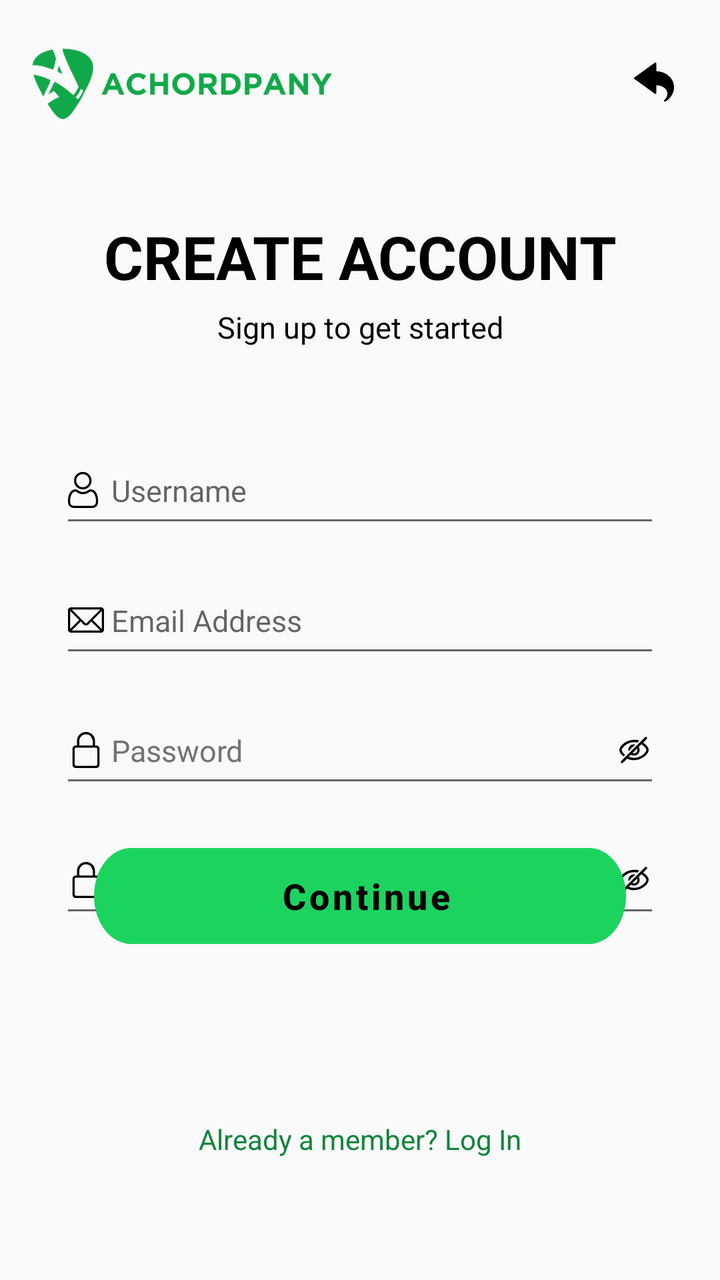
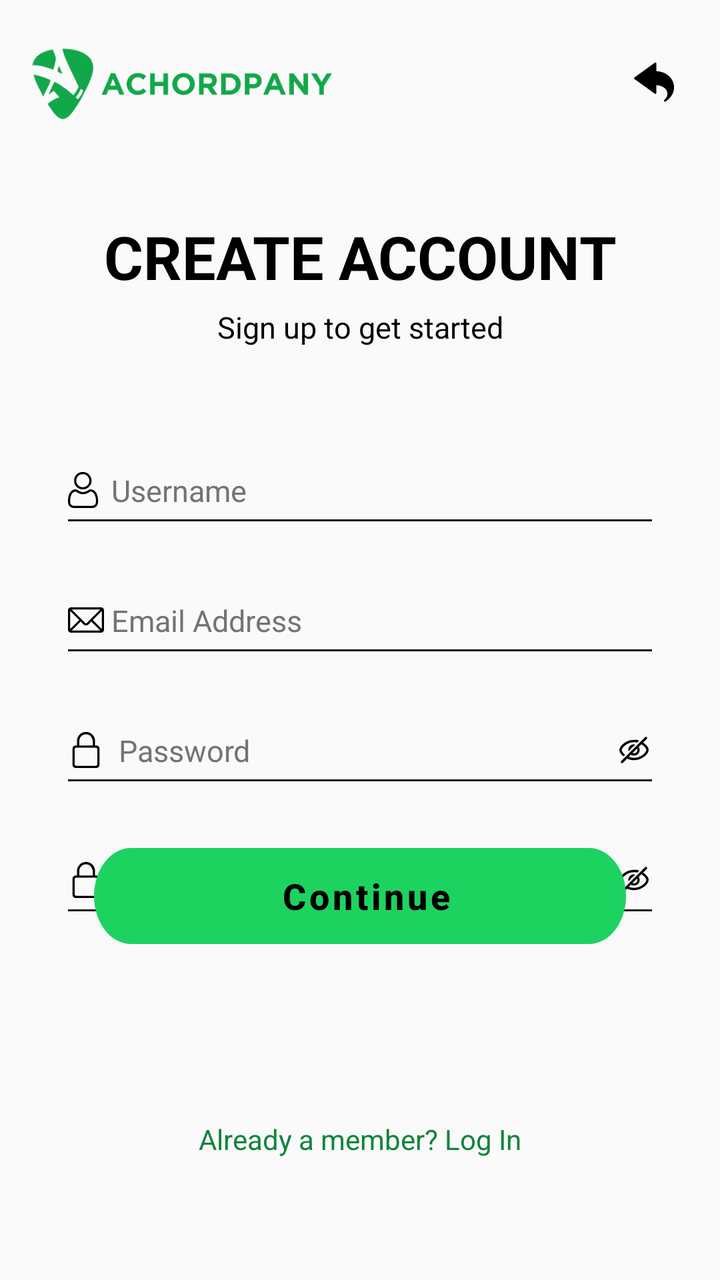

An Android layout rendered at two revisions. The XML below is the earlier revision; the diff shows what the commit changed to produce the second picture.
<!-- AndroidManifest.xml: application theme Theme.Achordpany -->
<!-- res/layout/fragment_signup_step1.xml -->
<?xml version="1.0" encoding="utf-8"?>
<androidx.constraintlayout.widget.ConstraintLayout
    xmlns:android="http://schemas.android.com/apk/res/android"
    xmlns:app="http://schemas.android.com/apk/res-auto"
    xmlns:tools="http://schemas.android.com/tools"
    android:layout_width="match_parent"
    android:layout_height="match_parent"
    android:background="@color/background_light"
    tools:context="com.example.achordpany.MainActivity">

    
    <RelativeLayout
        android:id="@+id/headerLayout"
        android:layout_width="match_parent"
        android:layout_height="wrap_content"
        android:padding="6dp"
        app:layout_constraintTop_toTopOf="parent">

        
        <ImageView
            android:id="@+id/logoImageView"
            android:layout_width="150dp"
            android:layout_height="70dp"
            android:layout_marginStart="10dp"
            android:contentDescription="Logo"
            android:src="@drawable/logo_light"
            tools:ignore="HardcodedText" />

        
        <ImageButton
            android:id="@+id/btnBack"
            android:layout_width="36dp"
            android:layout_height="36dp"
            android:layout_marginEnd="9dp"
            android:layout_alignParentEnd="true"
            android:layout_centerVertical="true"
            android:background="?attr/selectableItemBackgroundBorderless"
            android:contentDescription="@string/back"
            android:scaleType="centerInside"
            android:padding="8dp"
            android:src="@drawable/ic_return_black_36dp"/>
    </RelativeLayout>

    

    

    
    <TextView
        android:id="@+id/heading1"
        android:layout_width="wrap_content"
        android:layout_height="wrap_content"
        android:layout_marginTop="108dp"
        android:text="CREATE ACCOUNT"
        android:textSize="30sp"
        android:textStyle="bold"
        android:textColor="@android:color/black"
        app:layout_constraintStart_toStartOf="parent"
        app:layout_constraintEnd_toEndOf="parent"
        app:layout_constraintTop_toTopOf="parent"
        tools:ignore="HardcodedText" />

    
    <TextView
        android:id="@+id/heading2"
        android:layout_width="wrap_content"
        android:layout_height="wrap_content"
        android:layout_marginTop="5dp"
        android:text="Sign up to get started"
        android:textSize="15sp"
        android:textColor="@android:color/black"
        app:layout_constraintStart_toStartOf="parent"
        app:layout_constraintEnd_toEndOf="parent"
        app:layout_constraintTop_toBottomOf="@id/heading1"
        tools:ignore="HardcodedText"
        tools:layout_editor_absoluteY="220dp" />

    
    <EditText
        android:id="@+id/usernameText"
        android:layout_width="300dp"
        android:layout_height="50dp"
        android:layout_marginTop="45dp"
        android:drawableStart="@drawable/ic_user_black"
        android:hint=" Username"
        android:importantForAutofill="no"
        android:inputType="text"
        android:textColor="#737373"
        android:textSize="15sp"
        app:layout_constraintEnd_toEndOf="parent"
        app:layout_constraintStart_toStartOf="parent"
        app:layout_constraintTop_toBottomOf="@id/heading2"
        tools:ignore="HardcodedText" />

    
    <EditText
        android:id="@+id/emailAddressText"
        android:layout_width="300dp"
        android:layout_height="50dp"
        android:layout_marginTop="15dp"
        android:drawableStart="@drawable/ic_email_black"
        android:hint=" Email Address"
        android:importantForAutofill="no"
        android:inputType="textEmailAddress"
        android:textColor="#737373"
        android:textSize="15sp"
        app:layout_constraintEnd_toEndOf="parent"
        app:layout_constraintStart_toStartOf="parent"
        app:layout_constraintTop_toBottomOf="@id/usernameText"
        tools:ignore="HardcodedText" />

    
    <EditText
        android:id="@+id/passwordText"
        android:layout_width="300dp"
        android:layout_height="50dp"
        android:layout_marginTop="15dp"
        android:drawableStart="@drawable/ic_lock_black"
        android:drawableEnd="@drawable/ic_eyehide_black"
        android:importantForAutofill="no"
        android:inputType="textVisiblePassword"
        android:text=" Password"
        android:textColor="#737373"
        android:textSize="15sp"
        app:layout_constraintEnd_toEndOf="parent"
        app:layout_constraintStart_toStartOf="parent"
        app:layout_constraintTop_toBottomOf="@id/emailAddressText"
        tools:ignore="HardcodedText" />

    
    <EditText
        android:id="@+id/confirmPasswordText"
        android:layout_width="300dp"
        android:layout_height="50dp"
        android:layout_marginTop="15dp"
        android:drawableStart="@drawable/ic_lock_black"
        android:drawableEnd="@drawable/ic_eyehide_black"
        android:importantForAutofill="no"
        android:inputType="textVisiblePassword"
        android:text=" Confirm Password"
        android:textColor="#737373"
        android:textSize="15sp"
        app:layout_constraintEnd_toEndOf="parent"
        app:layout_constraintStart_toStartOf="parent"
        app:layout_constraintTop_toBottomOf="@id/passwordText"
        tools:ignore="HardcodedText" />

    
    <Button
        android:id="@+id/btnContinue"
        style="@style/RoundedButtonStyle"
        android:layout_marginStart="70dp"
        android:layout_marginEnd="70dp"
        android:layout_marginBottom="168dp"
        android:text=" Continue"
        android:textSize="18sp"
        android:textStyle="bold"
        android:textAllCaps="false"
        android:textColor="@color/black"
        app:layout_constraintBottom_toBottomOf="parent"
        app:layout_constraintStart_toStartOf="parent"
        app:layout_constraintEnd_toEndOf="parent"
        tools:ignore="HardcodedText" />

    
    <TextView
        android:id="@+id/textHaveAccount"
        android:layout_width="wrap_content"
        android:layout_height="wrap_content"
        android:layout_marginTop="88dp"
        android:clickable="true"
        android:focusable="true"
        android:importantForAccessibility="yes"
        android:text="Already a member? Log In"
        android:textColor="#FF11843C"
        android:textSize="14sp"
        app:layout_constraintStart_toStartOf="parent"
        app:layout_constraintEnd_toEndOf="parent"
        app:layout_constraintTop_toBottomOf="@id/btnContinue"
        tools:ignore="HardcodedText,ContentDescription,LabelFor,TextSizeCheck" />

</androidx.constraintlayout.widget.ConstraintLayout>
<!-- resources referenced by this layout -->
<resources>
  <color name="background_light">#FFFAFAFA</color>
  <color name="black">#FF000000</color>
  <!-- drawable ic_email_black: vector/xml drawable (drawable, 8587 chars, omitted) -->
  <!-- drawable ic_eyehide_black: vector/xml drawable (drawable, 6721 chars, omitted) -->
  <!-- drawable ic_lock_black: vector/xml drawable (drawable, 6104 chars, omitted) -->
  <!-- drawable ic_return_black_36dp: vector/xml drawable (drawable, 4055 chars, omitted) -->
  <!-- drawable ic_user_black: vector/xml drawable (drawable, 4708 chars, omitted) -->
  <!-- drawable logo_light: png bitmap (drawable, 13407 bytes) -->
  <string name="back">Back</string>
  <style name="RoundedButtonStyle">
          <item name="android:background">@drawable/btn_login_light</item>
          <item name="android:textColor">#FFFFFF</item> 
          <item name="android:textSize">16sp</item> 
          <item name="android:layout_width">wrap_content</item>
          <item name="android:layout_height">wrap_content</item>
      </style>
  <style name="Theme.Achordpany" parent="Theme.MaterialComponents.DayNight.NoActionBar">
          
          <item name="android:windowBackground">@color/background_light</item>
          
          <item name="colorPrimary">@color/light_green</item>
          <item name="colorPrimaryVariant">@color/light_green_700</item>
          <item name="colorOnPrimary">@color/text_dark</item>
          
          <item name="colorSecondary">@color/dark_green_200</item>
          <item name="colorSecondaryVariant">@color/dark_green_700</item>
          <item name="colorOnSecondary">@color/text_dark</item>
          
          <item name="android:statusBarColor">?attr/colorPrimaryVariant</item>
          
          <item name="bottomNavigationStyle">@style/Widget.BottomNavigationView</item>
  
      </style>
  <!-- drawable btn_login_light (drawable) -->
  <vector xmlns:android="http://schemas.android.com/apk/res/android"
      android:width="266dp"
      android:height="37dp"
      android:viewportWidth="266"
      android:viewportHeight="37">
    <path
        android:pathData="M18.5,0L247.5,0A18.5,18.5 0,0 1,266 18.5L266,18.5A18.5,18.5 0,0 1,247.5 37L18.5,37A18.5,18.5 0,0 1,0 18.5L0,18.5A18.5,18.5 0,0 1,18.5 0z"
        android:fillColor="#00DB4D"/>
  </vector>
  <color name="light_green">#FF1DD360</color>
  <color name="light_green_700">#FF11843C</color>
  <color name="text_dark">#FF121212</color>
  <color name="dark_green_200">#FFAEFFCB</color>
  <color name="dark_green_700">#FF009635</color>
  <style name="Widget.BottomNavigationView" parent="Widget.MaterialComponents.BottomNavigationView">
          <item name="itemIconTint">@color/bottom_nav_color</item>
          <item name="itemTextColor">@color/bottom_nav_color</item>
      </style>
</resources>

<!-- the commit's change to res/layout/fragment_signup_step1.xml (unified diff, before → after) -->
@@ -85,7 +85,7 @@
         android:hint=" Username"
         android:importantForAutofill="no"
         android:inputType="text"
-        android:textColor="#737373"
+        style="@style/EditTextStyle"
         android:textSize="15sp"
         app:layout_constraintEnd_toEndOf="parent"
         app:layout_constraintStart_toStartOf="parent"
@@ -102,7 +102,7 @@
         android:hint=" Email Address"
         android:importantForAutofill="no"
         android:inputType="textEmailAddress"
-        android:textColor="#737373"
+        style="@style/EditTextStyle"
         android:textSize="15sp"
         app:layout_constraintEnd_toEndOf="parent"
         app:layout_constraintStart_toStartOf="parent"
@@ -119,8 +119,8 @@
         android:drawableEnd="@drawable/ic_eyehide_black"
         android:importantForAutofill="no"
         android:inputType="textVisiblePassword"
-        android:text=" Password"
-        android:textColor="#737373"
+        android:hint="  Password"
+        style="@style/EditTextStyle"
         android:textSize="15sp"
         app:layout_constraintEnd_toEndOf="parent"
         app:layout_constraintStart_toStartOf="parent"
@@ -137,8 +137,8 @@
         android:drawableEnd="@drawable/ic_eyehide_black"
         android:importantForAutofill="no"
         android:inputType="textVisiblePassword"
-        android:text=" Confirm Password"
-        android:textColor="#737373"
+        android:hint="  Confirm Password"
+        style="@style/EditTextStyle"
         android:textSize="15sp"
         app:layout_constraintEnd_toEndOf="parent"
         app:layout_constraintStart_toStartOf="parent"
<!-- resource entries referenced after the edit -->
@@ -9,6 +9,10 @@
   <!-- drawable ic_user_black: vector/xml drawable (drawable, 4708 chars, omitted) -->
   <!-- drawable logo_light: png bitmap (drawable, 13407 bytes) -->
   <string name="back">Back</string>
+  <style name="EditTextStyle">
+          <item name="android:textColor">#737373</item>
+          <item name="android:textColorHint">#737373</item>
+      </style>
   <style name="RoundedButtonStyle">
           <item name="android:background">@drawable/btn_login_light</item>
           <item name="android:textColor">#FFFFFF</item> 
@@ -31,6 +35,9 @@
           <item name="android:statusBarColor">?attr/colorPrimaryVariant</item>
           
           <item name="bottomNavigationStyle">@style/Widget.BottomNavigationView</item>
+          <item name="colorControlNormal">#121212</item>
+          <item name="colorControlActivated">#11A849</item>
+          <item name="colorControlHighlight">#11A849</item>
   
       </style>
   <!-- drawable btn_login_light (drawable) -->
